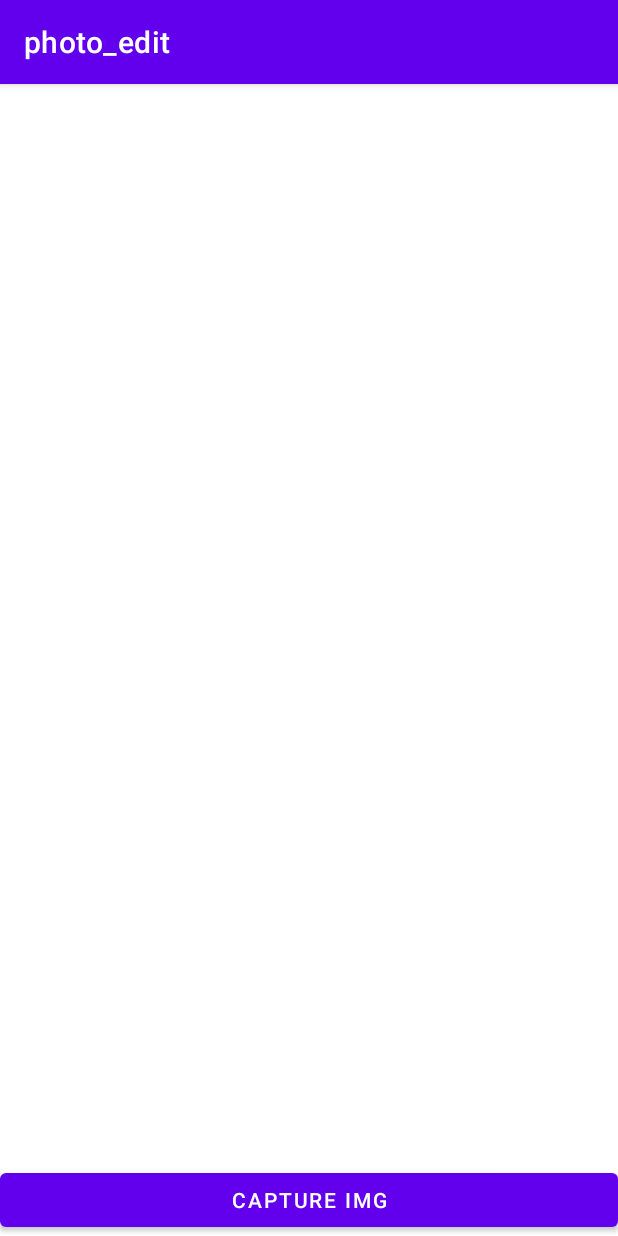
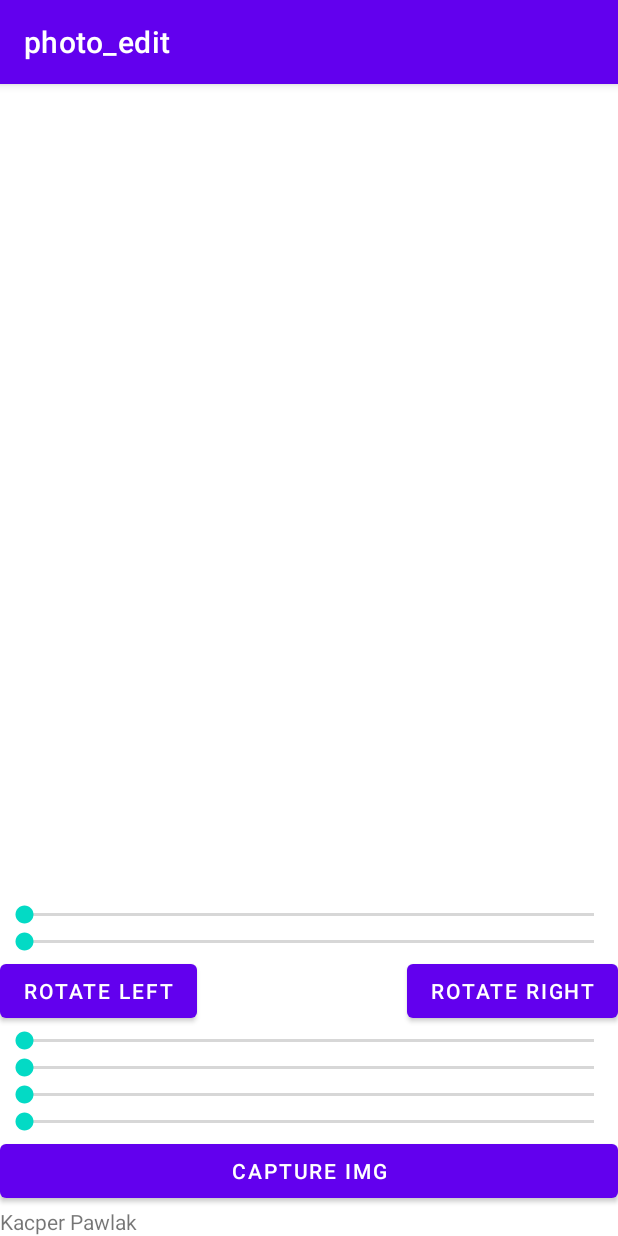
Before and after one commit to fczasi/photo_edit, an Android app: the screen it shows after launch (MainActivity), on a phone screen of 412 x 824 dp. Run offline under Robolectric (Android 15) with nearby library versions, the phone set to English and light mode, and no system bars.

Commit message:
dodanie nowych przycisków i seekbarów do layouta

```diff
--- a/app/src/main/res/layout/activity_main.xml
+++ b/app/src/main/res/layout/activity_main.xml
@@ -13,11 +13,86 @@
         android:layout_width="match_parent"
         android:layout_height="match_parent"
         />
+    <RelativeLayout
+        android:layout_width="wrap_content"
+        android:layout_height="wrap_content"
+        android:visibility="visible"
+        >
+
+        <SeekBar
+            android:layout_width="match_parent"
+            android:layout_height="wrap_content"
+            android:id="@+id/seekheight"
+            android:min="1"
+            android:max="100"
+            android:progress="1"
+            />
+        <SeekBar
+            android:layout_width="match_parent"
+            android:layout_height="wrap_content"
+            android:id="@+id/seekwidth"
+            android:min="1"
+            android:max="100"
+            android:progress="1"
+            android:layout_below="@id/seekheight"
+            />
+
+        <Button
+            android:layout_width="wrap_content"
+            android:layout_height="wrap_content"
+            android:id="@+id/buttleft"
+            android:layout_below="@id/seekwidth"
+            android:text="rotate left"/>
+        <Button
+            android:layout_width="wrap_content"
+            android:layout_height="wrap_content"
+            android:id="@+id/buttright"
+            android:layout_below="@id/seekwidth"
+            android:layout_alignParentRight="true"
+            android:text="rotate right"/>
+
+        <SeekBar
+            android:layout_width="match_parent"
+            android:layout_height="wrap_content"
+            android:id="@+id/seekalph"
+            android:max="255"
+            android:layout_below="@id/buttleft"
+            />
+        <SeekBar
+            android:layout_width="match_parent"
+            android:layout_height="wrap_content"
+            android:id="@+id/seekred"
+            android:max="255"
+            android:layout_below="@+id/seekalph"
+            />
+        <SeekBar
+            android:layout_width="match_parent"
+            android:layout_height="wrap_content"
+            android:id="@+id/seekgreen"
+            android:max="255"
+            android:layout_below="@+id/seekred"
+            />
+        <SeekBar
+            android:layout_width="match_parent"
+            android:layout_height="wrap_content"
+            android:id="@+id/seekblue"
+            android:max="255"
+            android:layout_below="@+id/seekgreen"
+            />
+    </RelativeLayout>
+
     <Button
         android:text="capture img"
         android:id="@+id/buttshoot"
         android:layout_width="match_parent"
         android:layout_height="wrap_content"
         />
+    <TextView
+        android:layout_height="wrap_content"
+        android:layout_width="wrap_content"
+        android:text="Kacper Pawlak"
+        />
+
+
 
 </LinearLayout>
```
